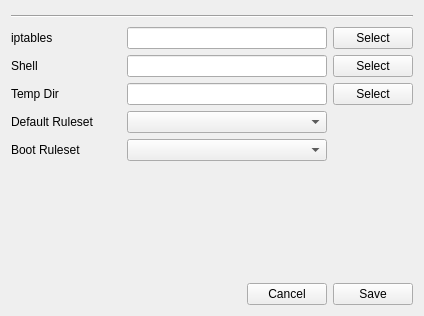
First picture: the form in formcfgsettings.ui, repository newey499/qiptables, before the edit.
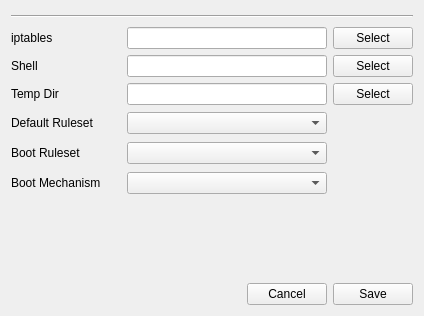
Second picture: the form after the edit.

Commit message: added boot mechanism column to sysconf table and set up form

The edit to the form file:
```diff
--- a/formcfgsettings.ui
+++ b/formcfgsettings.ui
@@ -136,7 +136,7 @@
        <property name="minimumSize">
         <size>
          <width>110</width>
-         <height>0</height>
+         <height>24</height>
         </size>
        </property>
        <property name="text">
@@ -176,7 +176,7 @@
        <property name="minimumSize">
         <size>
          <width>110</width>
-         <height>0</height>
+         <height>24</height>
         </size>
        </property>
        <property name="text">
@@ -209,6 +209,46 @@
      </item>
     </layout>
    </item>
+   <item>
+    <layout class="QHBoxLayout" name="horizontalLayout">
+     <item>
+      <widget class="QLabel" name="label_6">
+       <property name="minimumSize">
+        <size>
+         <width>110</width>
+         <height>24</height>
+        </size>
+       </property>
+       <property name="text">
+        <string>Boot Mechanism</string>
+       </property>
+      </widget>
+     </item>
+     <item>
+      <widget class="QComboBox" name="cbxBootMech">
+       <property name="minimumSize">
+        <size>
+         <width>200</width>
+         <height>0</height>
+        </size>
+       </property>
+      </widget>
+     </item>
+     <item>
+      <spacer name="horizontalSpacer_4">
+       <property name="orientation">
+        <enum>Qt::Horizontal</enum>
+       </property>
+       <property name="sizeHint" stdset="0">
+        <size>
+         <width>40</width>
+         <height>20</height>
+        </size>
+       </property>
+      </spacer>
+     </item>
+    </layout>
+   </item>
    <item>
     <spacer name="verticalSpacer">
      <property name="orientation">
@@ -223,7 +263,7 @@
     </spacer>
    </item>
    <item>
-    <layout class="QHBoxLayout" name="horizontalLayout">
+    <layout class="QHBoxLayout" name="horizontalLayout_7">
      <item>
       <spacer name="horizontalSpacer">
        <property name="orientation">
@@ -231,7 +271,7 @@
        </property>
        <property name="sizeHint" stdset="0">
         <size>
-         <width>164</width>
+         <width>40</width>
          <height>20</height>
         </size>
        </property>
```
The commit also changes 3 other files.
